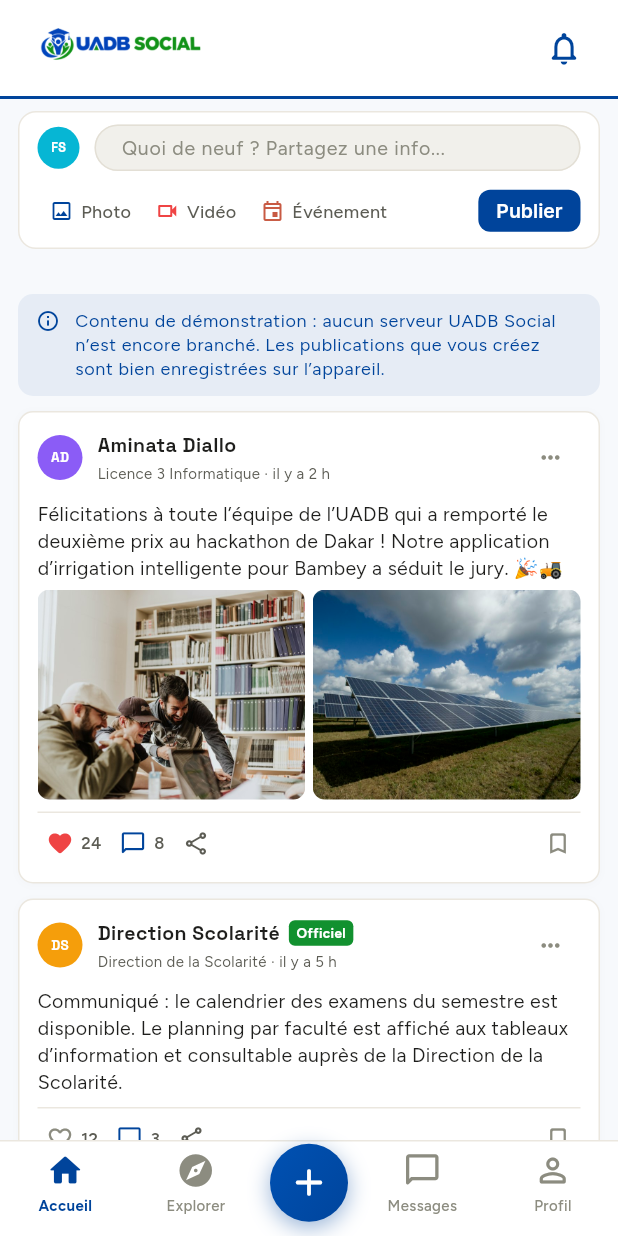
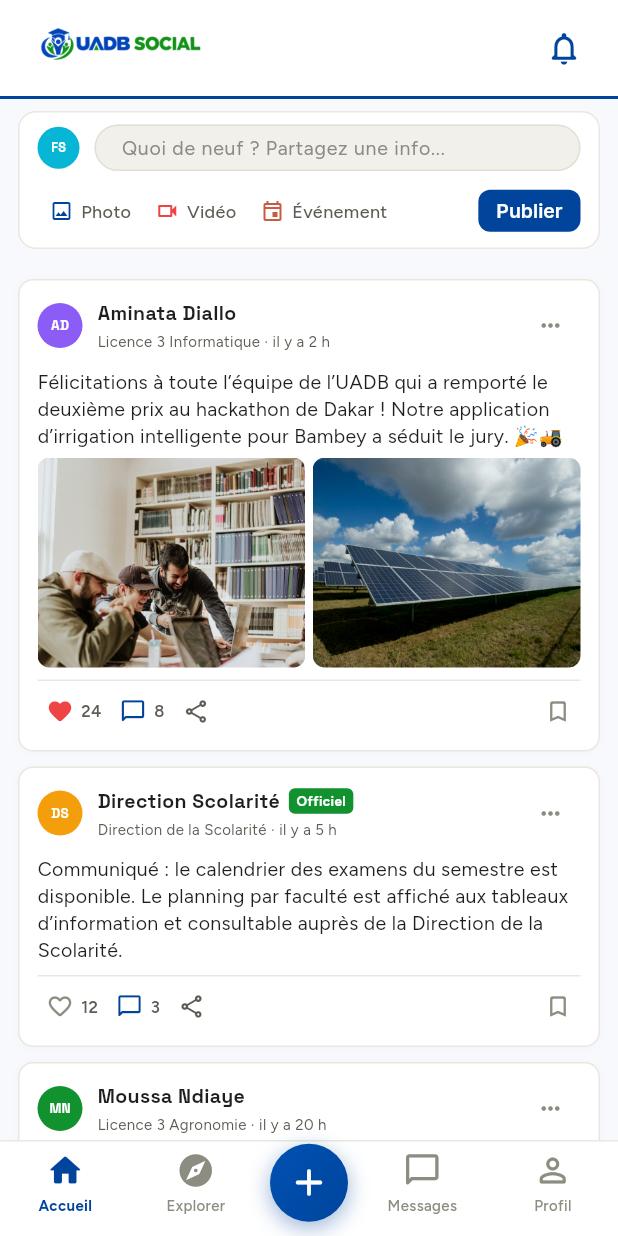
Before and after one commit to JambarrTech/uadb_social_mobile, a Flutter app: the HomeScreen screen opened by its route, on a phone screen of 412 x 824 dp. Run offline on Flutter 3.47's test engine with Material 3 defaults, Android fonts, the phone set to English and light mode, and no system bars; our stand-ins replace flutter_riverpod, go_router, image_picker, shared_preferences; accounts and stored records are empty.

Commit message:
feat(home): supprimer la banniere de demonstration et espacer le composeur
- La banniere « Contenu de demonstration » est retiree du fil, demande
  utilisateur ; la lecture isDemoOnly devenant inutile a l'ecran est
  egalement supprimee (le getter reste disponible sur le controleur).
  Le fichier demo_notice.dart reste : showAppSnackBar/ActionButton y
  sont partages.
- L'ecart entre les actions (Photo/Vidéo/Événement) et « Publier » passe
  a 24 px : la demande utilisateur precedente (16 px) restait trop
  serree visuellement.
- Ce commit embarque la refonte ListView de home_screen deja presente
  dans l'arbre de travail, validee par la suite complete (115 tests).

```diff
--- a/mobile/lib/features/home/screens/home_screen.dart
+++ b/mobile/lib/features/home/screens/home_screen.dart
@@ -21,32 +21,57 @@ class HomeScreen extends ConsumerWidget {
   Widget build(BuildContext context, WidgetRef ref) {
     final posts = ref.watch(feedProvider);
     final user = ref.watch(currentUserProvider);
-    final isDemoOnly = ref.watch(feedProvider.notifier).isDemoOnly;
     final savedIds = ref.watch(savedIdsProvider);
 
     return Scaffold(
       backgroundColor: AppColors.backgroundAuth,
-      body: Column(
+      // Header, composeur et fil défilent ensemble dans un même `ListView` :
+      // le header n'est plus épinglé. Le `LayoutBuilder` borne seulement le
+      // remplissage de l'état vide (un enfant de `ListView` n'a pas de
+      // hauteur exploitable de lui-même).
+      body: LayoutBuilder(
+        builder: (context, constraints) => Center(
+          // Gouttière explicite plutôt qu'`AppPage` : celui-ci n'applique sa
+          // marge horizontale que si
+          // `MediaQuery.sizeOf(context).width < 600`, or ce chiffre ne
+          // reflète pas toujours la fenêtre réellement rendue (mesuré à
+          // 800 px pour une surface de 390 px). Le fil dépend donc de rien
+          // d'autre que ses propres gouttières, identiques et constantes sur
+          // téléphone.
+          //
+          // Sur écran large, la colonne reste lisible mais plafonnée ; sur
+          // téléphone, la contrainte est sans effet car la fenêtre est plus
+          // étroite.
+          child: ConstrainedBox(
+            constraints: const BoxConstraints(maxWidth: ContentWidth.feed),
+            child: ListView(
+              // padding nul : chaque enfant gère sa propre gouttière, car le
+              // header (trait bleu inclus) doit rester pleine largeur alors
+              // que les cartes sont entre 12 px de gouttières.
+              padding: EdgeInsets.zero,
               children: [
                 const SafeArea(bottom: false, child: _HomeHeader()),
-          // Composeur épinglé sous le trait du header : pas de marge
-          // superflue entre les deux (8 px de respiration seulement), les
-          // 12 px latéraux sont la gouttière commune du fil.
+                // Composeur juste sous le header, dans le défilement : pas
+                // de marge superflue au-dessus (8 px de respiration), les
+                // 12 px latéraux sont la gouttière commune du fil et 10 px
+                // en bas pour le rythme des cartes.
                 Padding(
                   padding: const EdgeInsets.fromLTRB(12, 8, 12, 10),
                   child: PostComposerCard(
                     displayName: user.fullName,
                     avatarUrl: user.avatarUrl,
                     initials: user.initials,
-              // Un vrai flux par contrôle, réutilisant ce qui existe déjà :
+                    // Un vrai flux par contrôle, réutilisant ce qui existe
+                    // déjà :
                     // - le champ et « Publier » ouvrent l'écran de création
                     //   (validation du contenu incluse) ;
-              // - « Photo » ouvre ce même écran puis déclenche immédiatement
-              //   le sélecteur d'images du projet ;
-              // - « Vidéo » et « Événement » n'ont pas d'équivalent côté
-              //   données (aucune vidéo ni fiche événement dans le modèle
-              //   Post) : état explicite « bientôt disponible », même
-              //   message que les options de l'écran de création.
+                    // - « Photo » ouvre ce même écran puis déclenche
+                    //   immédiatement le sélecteur d'images du projet ;
+                    // - « Vidéo » et « Événement » n'ont pas d'équivalent
+                    //   côté données (aucune vidéo ni fiche événement dans
+                    //   le modèle Post) : état explicite « bientôt
+                    //   disponible », même message que les options de
+                    //   l'écran de création.
                     onTapField: () => context.pushNamed('create-post'),
                     onTapPhoto: () => context.pushNamed(
                       'create-post',
@@ -65,9 +90,14 @@ class HomeScreen extends ConsumerWidget {
                     onTapPublish: () => context.pushNamed('create-post'),
                   ),
                 ),
-          Expanded(
-            child: posts.isEmpty
-                ? _Fill(
+                if (posts.isEmpty)
+                  // État vide : le remplissage est borné à la hauteur de la
+                  // fenêtre pour occuper visuellement la page, comme le
+                  // faisait l'ancien `_Fill`.
+                  ConstrainedBox(
+                    constraints: BoxConstraints(
+                      minHeight: constraints.maxHeight,
+                    ),
                     child: EmptyView(
                       icon: Icons.article_outlined,
                       title: 'Aucune publication',
@@ -83,84 +113,33 @@ class HomeScreen extends ConsumerWidget {
                       ),
                     ),
                   )
-                : Center(
-                    // Gouttière explicite plutôt qu'`AppPage` : celui-ci
-                    // n'applique sa marge horizontale que si
-                    // `MediaQuery.sizeOf(context).width < 600`, or ce chiffre
-                    // ne reflète pas toujours la fenêtre réellement rendue
-                    // (mesuré à 800 px pour une surface de 390 px). Le fil
-                    // dépend donc de rien d'autre que ses propres gouttières,
-                    // identiques et constantes sur téléphone.
-                    // Sur écran large, la colonne reste lisible mais
-                    // plafonnée ; sur téléphone, la contrainte est sans
-                    // effet car la fenêtre est plus étroite.
-                    child: ConstrainedBox(
-                      constraints: const BoxConstraints(
-                        maxWidth: ContentWidth.feed,
-                      ),
-                      child: ListView(
-                        // 12 px de gouttière gauche et droite pour toutes
-                        // les cartes, 10 px de départ, puis 80 px pour que
-                        // la dernière publication ne repose jamais sous la
-                        // barre de navigation inférieure (52 px + marge).
-                        padding: const EdgeInsets.fromLTRB(12, 10, 12, 80),
-                        children: [
-                          if (isDemoOnly) ...[
-                            const SizedBox(height: 10),
-                            const DemoNotice(
-                              message:
-                                  'Contenu de démonstration : aucun serveur '
-                                  'UADB Social n’est encore branché. Les '
-                                  'publications que vous créez sont bien '
-                                  'enregistrées sur l’appareil.',
-                            ),
-                          ],
+                else ...[
                   const SizedBox(height: 10),
                   for (final post in posts) ...[
-                            PostCard(
+                    Padding(
+                      padding: const EdgeInsets.symmetric(horizontal: 12),
+                      child: PostCard(
                         post: post,
-                              onLike: () => ref
-                                  .read(feedProvider.notifier)
-                                  .toggleLike(post.id),
-                              onShare: () => ref
-                                  .read(feedProvider.notifier)
-                                  .share(post.id),
-                              // Favoris : état lu dans le contrôleur
-                              // persistant, bascule confiée à la carte.
+                        onLike: () =>
+                            ref.read(feedProvider.notifier).toggleLike(post.id),
+                        onShare: () =>
+                            ref.read(feedProvider.notifier).share(post.id),
+                        // Favoris : état lu dans le contrôleur persistant,
+                        // bascule confiée à la carte.
                         isSaved: savedIds.contains(post.id),
-                              onToggleSave: () => ref
-                                  .read(savedIdsProvider.notifier)
-                                  .toggle(post.id),
+                        onToggleSave: () =>
+                            ref.read(savedIdsProvider.notifier).toggle(post.id),
+                      ),
                     ),
                     const SizedBox(height: 10),
                   ],
+                ],
+                // 80 px pour que la dernière publication ne repose jamais
+                // sous la barre de navigation inférieure (52 px + marge).
                 const SizedBox(height: 80),
               ],
             ),
           ),
-                  ),
-          ),
-        ],
-      ),
-    );
-  }
-}
-
-/// Remplit la hauteur disponible tout en restant défilable, afin qu'un écran
-/// vide occupe bien la page.
-class _Fill extends StatelessWidget {
-  const _Fill({required this.child});
-
-  final Widget child;
-
-  @override
-  Widget build(BuildContext context) {
-    return LayoutBuilder(
-      builder: (context, constraints) => SingleChildScrollView(
-        physics: const AlwaysScrollableScrollPhysics(),
-        child: ConstrainedBox(
-          constraints: BoxConstraints(minHeight: constraints.maxHeight),
-          child: child,
         ),
       ),
     );
--- a/mobile/lib/shared/widgets/post_composer_card.dart
+++ b/mobile/lib/shared/widgets/post_composer_card.dart
@@ -145,9 +145,9 @@ class PostComposerCard extends StatelessWidget {
                 ),
                 // Respiration franche entre le groupe d'actions et le
                 // bouton principal : deux éléments de natures différentes
-                // (fonctions d'attachement vs validation), séparés plus
-                // nettement qu'à l'intérieur du groupe lui-même.
-                const SizedBox(width: 16),
+                // (fonctions d'attachement vs validation), séparés avec
+                // beaucoup plus d'air qu'à l'intérieur du groupe lui-même.
+                const SizedBox(width: 24),
                 _PublishButton(onTap: onTapPublish),
               ],
             ),
```
Lines whose indentation alone changed are shown as unchanged.
